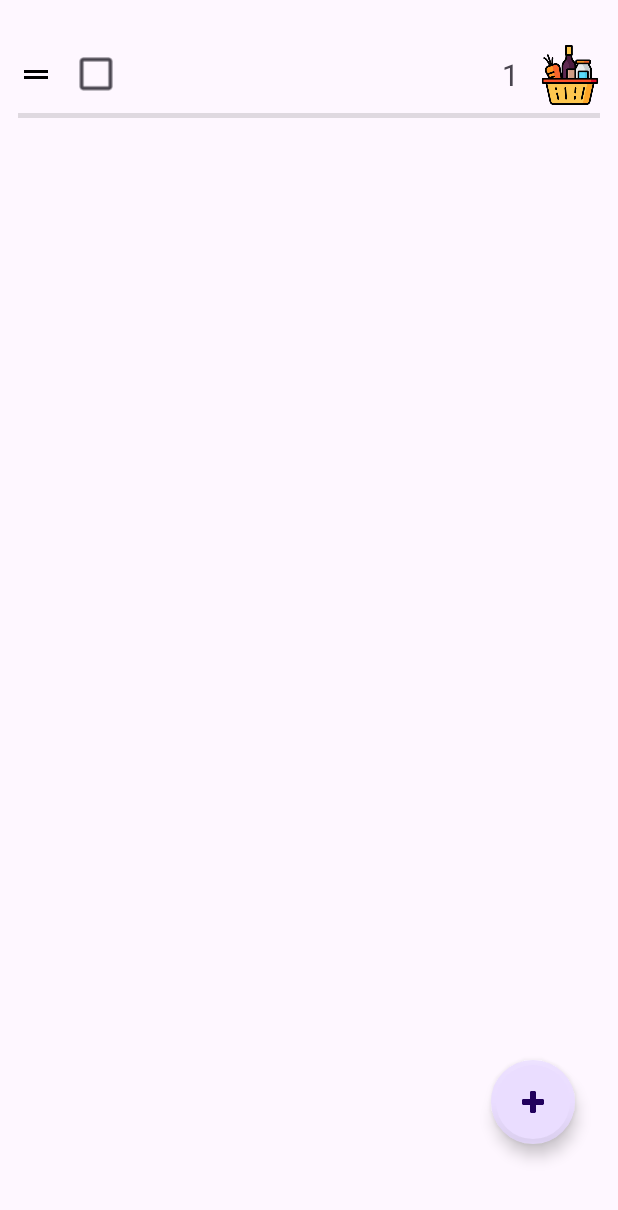
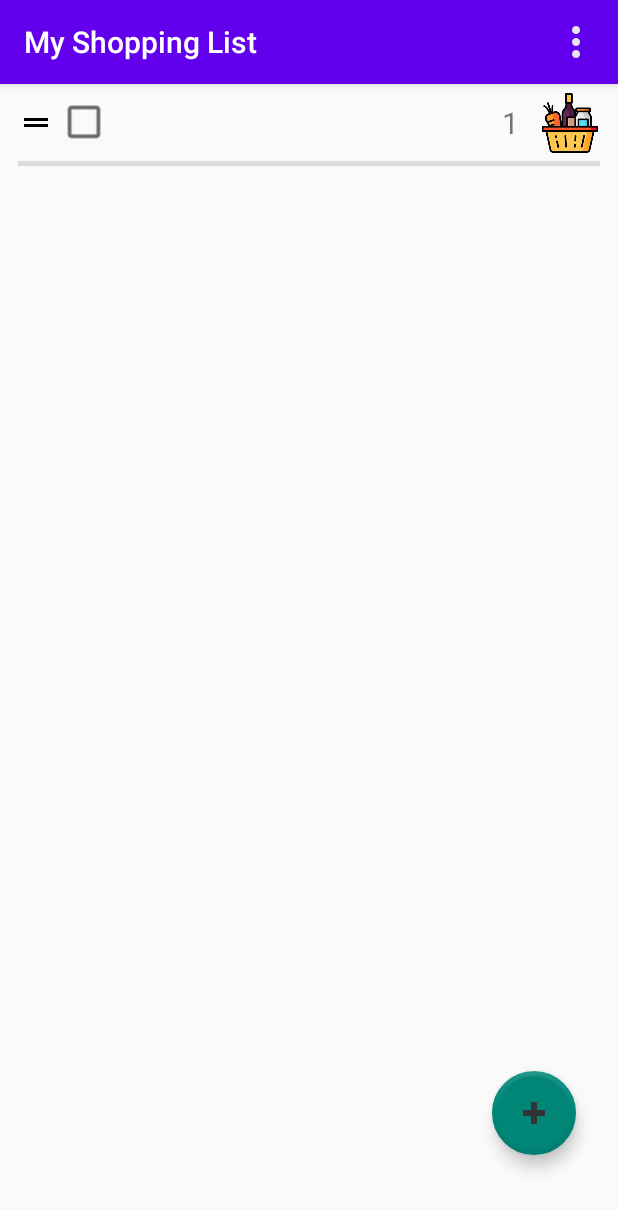
Before and after one commit to Dudeidu/MyShoppingList, an Android app: the screen it shows after launch (MainActivity), after a tap on "Add Item", on a phone screen of 412 x 824 dp. Shown: the top 1210 px of the screen. Run offline under Robolectric (Android 15) with nearby library versions, the phone set to English and light mode, and no system bars; 4 statements that could not run were skipped.

```diff
--- a/app/src/main/java/com/example/shoppinglist/CustomArrayAdapter.kt
+++ b/app/src/main/java/com/example/shoppinglist/CustomArrayAdapter.kt
@@ -5,6 +5,7 @@ import android.util.Log
 import android.widget.ArrayAdapter
 import android.widget.Filter
 import androidx.annotation.LayoutRes
+
 
 class CustomArrayAdapter(
     context: Context,
--- a/app/src/main/java/com/example/shoppinglist/Icon.kt
+++ b/app/src/main/java/com/example/shoppinglist/Icon.kt
@@ -4,6 +4,7 @@ import android.util.Log
 import java.util.ArrayList
 import java.util.Locale
 import kotlin.math.min
+
 
 data class Icon(
     val name: String,
@@ -329,39 +330,30 @@ class IconSearcher {
 
     // Function to calculate relevance score
     fun calculateRelevanceScore(query: String, tags: List<String>): Int {
-        // Convert query to lowercase for case-insensitive comparison
         val queryLower = query.lowercase()
-
         var highestScore = 0
 
         for (tag in tags) {
-            // Convert tag to lowercase for case-insensitive comparison
             val tagLower = tag.lowercase()
 
-            // Check for exact match
-            if (queryLower == tagLower) {
-                return 100
+            // Exact match check
+            if (queryLower == tagLower) return 100
+
+            // Base score calculation using startsWith, contains, etc.
+            val baseScore = when {
+                tagLower.startsWith(queryLower) -> 50
+                queryLower.startsWith(tagLower) -> 40
+                tagLower.contains(queryLower) -> 30
+                queryLower.contains(tagLower) -> 20
+                else -> 0
             }
 
-            // Calculate matching characters for partial matches
-            val queryChars = queryLower.toSet()
-            val tagChars = tagLower.toSet()
-            val matchingChars = queryChars.intersect(tagChars).size
-            val totalQueryChars = queryChars.size
+            // Calculate additional score based on character matching
+            val matchingChars = queryLower.count { tagLower.contains(it) }
+            val additionalScore = (matchingChars.toDouble() / tagLower.length * 30).toInt()
 
-            // Base score for partial matches
-            val baseScore =
-                if (tagLower.contains(queryLower)) 50
-                else if (queryLower.contains(tagLower)) 30
-                else 0
-
-            // Calculate additional score based on the number of matching characters
-            val additionalScore = min(1.0, matchingChars.toDouble() / tagChars.size) * 50
-
-            val score = (baseScore + additionalScore).toInt()
-            if (score > highestScore) {
-                highestScore = score
-            }
+            val score = baseScore + additionalScore
+            if (score > highestScore) highestScore = score
         }
 
         return highestScore
@@ -373,13 +365,19 @@ class IconSearcher {
 
         for (item in icons) {
             val score = calculateRelevanceScore(query, item.tags)
+
             if (score == 100) {
+                Log.d("ITEM", "query: $query, score: exact match")
                 return item.resource
-            } else if (score > scoreThreshold && score > highestScore) {
+            }
+
+            if (score > scoreThreshold && score > highestScore) {
                 highestScore = score
                 bestMatch = item.resource
             }
         }
+
+        Log.d("ITEM", "query: $query, score: $highestScore")
         return bestMatch
     }
 }
--- a/app/src/main/java/com/example/shoppinglist/MainActivity.kt
+++ b/app/src/main/java/com/example/shoppinglist/MainActivity.kt
@@ -1,12 +1,16 @@
 package com.example.shoppinglist
 
 import android.content.Context
+import android.content.res.Resources
 import android.os.Bundle
 import android.os.Handler
 import android.os.Looper
 import android.util.Log
+import android.view.Menu
+import android.view.MenuItem
 import android.view.inputmethod.InputMethodManager
 import android.widget.AutoCompleteTextView
+import android.widget.Toolbar
 import androidx.activity.enableEdgeToEdge
 import androidx.appcompat.app.AppCompatActivity
 import androidx.core.view.ViewCompat
@@ -29,6 +33,7 @@ class MainActivity : AppCompatActivity(), StartDragListener {
     private lateinit var viewModel: ItemViewModel
     private lateinit var itemRepository: ItemRepository
     private lateinit var recyclerAdapter: RecyclerAdapter
+    private lateinit var toolbar: androidx.appcompat.widget.Toolbar
     private var fabAddItem: FloatingActionButton? = null
 
     override fun onCreate(savedInstanceState: Bundle?) {
@@ -43,6 +48,19 @@ class MainActivity : AppCompatActivity(), StartDragListener {
 
         itemRepository = ItemRepository(this)
         viewModel = ViewModelProvider(this, ViewModelFactory(itemRepository))[ItemViewModel::class.java]
+
+        // Find the toolbar in the layout and set it as the support action bar
+        toolbar = findViewById(R.id.toolbar)
+        setSupportActionBar(toolbar)
+
+        // Optional: Customize the toolbar (e.g., add title, subtitle, etc.)
+        supportActionBar?.title = getString(R.string.app_name)
+
+
+
+
+        // Optional: Enable the Up button (if needed)
+        // supportActionBar?.setDisplayHomeAsUpEnabled(true)
 
         recyclerView = findViewById(R.id.recyclerView)
 
@@ -83,6 +101,25 @@ class MainActivity : AppCompatActivity(), StartDragListener {
 
     }
 
+    override fun onCreateOptionsMenu(menu: Menu?): Boolean {
+        menuInflater.inflate(R.menu.menu_main, menu)
+        return true
+    }
+
+    override fun onOptionsItemSelected(item: MenuItem): Boolean {
+        return when (item.itemId) {
+            R.id.action_settings -> {
+                // Handle settings click
+                true
+            }
+            R.id.action_about -> {
+                // Handle about click
+                true
+            }
+            else -> super.onOptionsItemSelected(item)
+        }
+    }
+
     private fun setAdapter() {
         recyclerAdapter = RecyclerAdapter(
             this,
--- a/app/src/main/res/layout/activity_main.xml
+++ b/app/src/main/res/layout/activity_main.xml
@@ -7,36 +7,65 @@
     android:layout_height="match_parent"
     tools:context=".MainActivity">
 
+    <com.google.android.material.appbar.AppBarLayout
+        android:id="@+id/appBarLayout"
+        android:layout_width="match_parent"
+        android:layout_height="wrap_content"
+        android:theme="@style/ThemeOverlay.AppCompat.Dark.ActionBar"
+        app:layout_constraintEnd_toEndOf="parent"
+        app:layout_constraintStart_toStartOf="parent"
+        app:layout_constraintTop_toTopOf="parent">
+
+
+        <androidx.appcompat.widget.Toolbar
+            android:id="@+id/toolbar"
+            android:layout_width="match_parent"
+            android:layout_height="?attr/actionBarSize"
+            android:background="@color/design_default_color_primary"
+            app:popupTheme="@style/ThemeOverlay.AppCompat.Dark" />
+
+
+    </com.google.android.material.appbar.AppBarLayout>
+
+    <androidx.constraintlayout.widget.ConstraintLayout
+        android:id="@+id/constraintLayout"
+        android:layout_width="0dp"
+        android:layout_height="0dp"
+        app:layout_constraintBottom_toBottomOf="parent"
+        app:layout_constraintEnd_toEndOf="parent"
+        app:layout_constraintStart_toStartOf="parent"
+        app:layout_constraintTop_toBottomOf="@+id/appBarLayout">
+
         <androidx.recyclerview.widget.RecyclerView
             android:id="@+id/recyclerView"
             android:layout_width="0dp"
             android:layout_height="0dp"
             android:layout_marginStart="12dp"
-        android:layout_marginTop="24dp"
             android:layout_marginEnd="12dp"
-        android:layout_marginBottom="24dp"
             app:layout_constraintBottom_toBottomOf="parent"
             app:layout_constraintEnd_toEndOf="parent"
-        app:layout_constraintHorizontal_bias="0.0"
+            app:layout_constraintHorizontal_bias="0.5"
             app:layout_constraintStart_toStartOf="parent"
             app:layout_constraintTop_toTopOf="parent"
-        app:layout_constraintVertical_bias="0.0" />
+            app:layout_constraintVertical_bias="0.5" />
 
         <com.google.android.material.floatingactionbutton.FloatingActionButton
             android:id="@+id/fabAddItem"
             android:layout_width="wrap_content"
             android:layout_height="wrap_content"
+            android:layout_marginEnd="28dp"
+            android:layout_marginBottom="54dp"
+
             android:clickable="true"
             android:contentDescription="@string/add_item"
             android:focusable="true"
+            android:foregroundTint="#673AB7"
             android:src="@drawable/ic_plus"
 
             app:borderWidth="3dp"
             app:layout_constraintBottom_toBottomOf="parent"
             app:layout_constraintEnd_toEndOf="parent"
-        app:layout_constraintHorizontal_bias="0.92"
-        app:layout_constraintStart_toStartOf="parent"
-        app:layout_constraintTop_toTopOf="parent"
-        app:layout_constraintVertical_bias="0.92"
             app:shapeAppearance="@style/ShapeAppearance.Material3.Corner.Full" />
     </androidx.constraintlayout.widget.ConstraintLayout>
+
+</androidx.constraintlayout.widget.ConstraintLayout>
--- /dev/null
+++ b/app/src/main/res/menu/menu_main.xml
@@ -0,0 +1,19 @@
+<menu xmlns:android="http://schemas.android.com/apk/res/android"
+    xmlns:app="http://schemas.android.com/apk/res-auto">
+    <item
+        android:id="@+id/action_more"
+        android:icon="@drawable/ic_more_vert"
+        android:title="More"
+        app:showAsAction="ifRoom|withText">
+        <menu>
+            <item
+                android:id="@+id/action_settings"
+                android:title="@string/settings"
+                app:showAsAction="never"/>
+            <item
+                android:id="@+id/action_about"
+                android:title="@string/about"
+                app:showAsAction="never"/>
+        </menu>
+    </item>
+</menu>
--- a/app/src/main/res/values/strings.xml
+++ b/app/src/main/res/values/strings.xml
@@ -19,5 +19,7 @@
     <string name="type_default">Units</string>
     <string name="amount_default" translatable="false">1</string>
     <string name="icon_description">Item image</string>
+    <string name="settings">Settings</string>
+    <string name="about">About</string>
 
 </resources>
--- a/app/src/main/res/values/themes.xml
+++ b/app/src/main/res/values/themes.xml
@@ -1,8 +1,12 @@
 <resources xmlns:tools="http://schemas.android.com/tools">
     <!-- Base application theme. -->
-    <style name="Base.Theme.ShoppingList" parent="Theme.Material3.DayNight.NoActionBar">
+    <style name="Base.Theme.ShoppingList" parent="Theme.AppCompat.DayNight.NoActionBar">
         <!-- Customize your light theme here. -->
         <!-- <item name="colorPrimary">@color/my_light_primary</item> -->
+        <item name="colorPrimary">@color/design_default_color_primary</item>
+
+        <!-- Customize the toolbar text color -->
+        <item name="colorOnPrimary">@color/textColorPrimary</item>
     </style>
 
     <style name="Theme.ShoppingList" parent="Base.Theme.ShoppingList" />
```
Also changed, not shown: app/src/main/res/drawable/ic_more_vert.png (added), 1 other file. Lines whose indentation alone changed are shown as unchanged.
